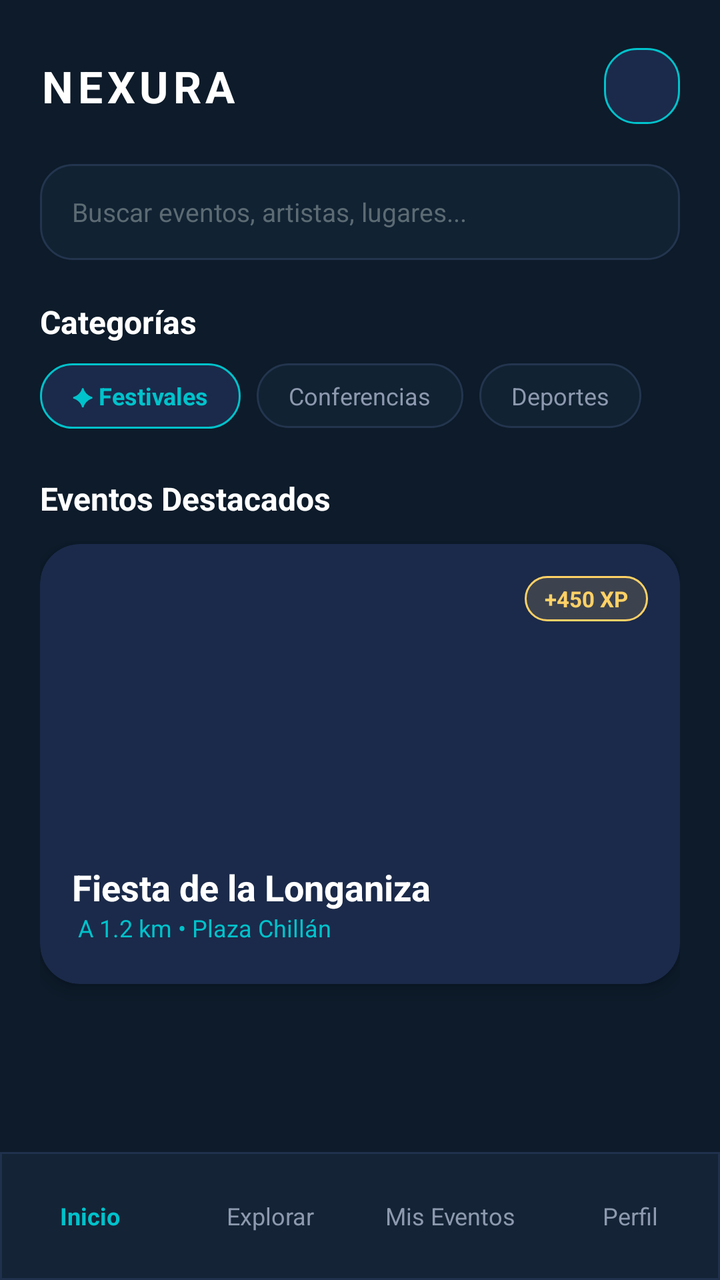
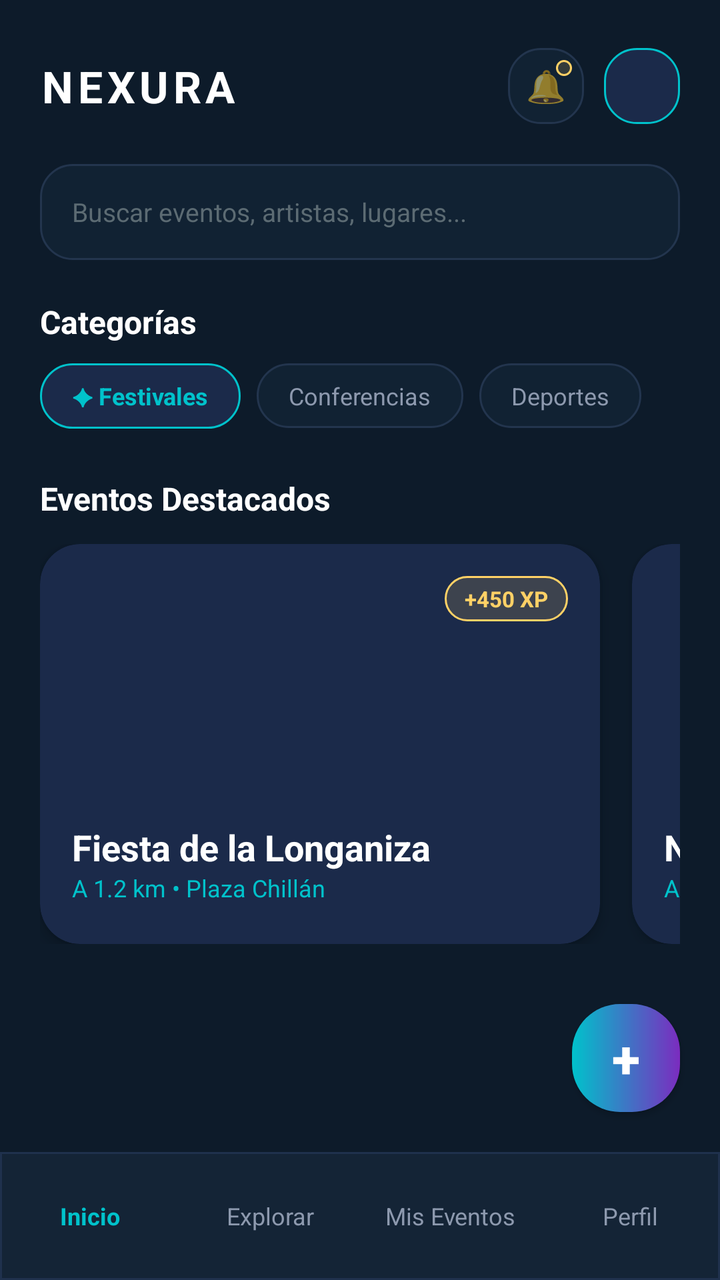

The first picture is an Android layout as it rendered before a commit; the second is the same layout after the commit. The layout source and the unified diff follow.
<!-- AndroidManifest.xml: application theme Theme.Nexura -->
<!-- res/layout/activity_home.xml -->
<?xml version="1.0" encoding="utf-8"?>
<androidx.constraintlayout.widget.ConstraintLayout xmlns:android="http://schemas.android.com/apk/res/android"
    xmlns:app="http://schemas.android.com/apk/res-auto"
    xmlns:tools="http://schemas.android.com/tools"
    android:layout_width="match_parent"
    android:layout_height="match_parent"
    android:background="@color/bg_dark"
    tools:context=".Home">

    
    <androidx.constraintlayout.widget.ConstraintLayout
        android:id="@+id/headerLayout"
        android:layout_width="match_parent"
        android:layout_height="wrap_content"
        android:paddingHorizontal="20dp"
        android:paddingTop="24dp"
        android:paddingBottom="12dp"
        app:layout_constraintTop_toTopOf="parent">

        <TextView
            android:id="@+id/tvHomeLogo"
            android:layout_width="wrap_content"
            android:layout_height="wrap_content"
            android:text="NEXURA"
            android:textColor="@color/text_white"
            android:textSize="22sp"
            android:textStyle="bold"
            android:letterSpacing="0.1"
            app:layout_constraintBottom_toBottomOf="parent"
            app:layout_constraintStart_toStartOf="parent"
            app:layout_constraintTop_toTopOf="parent" />

        <ImageView
            android:id="@+id/ivAvatarHeader"
            android:layout_width="38dp"
            android:layout_height="38dp"
            android:background="@drawable/categoria"
            android:padding="2dp"
            app:layout_constraintBottom_toBottomOf="parent"
            app:layout_constraintEnd_toEndOf="parent"
            app:layout_constraintTop_toTopOf="parent" />
    </androidx.constraintlayout.widget.ConstraintLayout>


    <ScrollView
        android:layout_width="match_parent"
        android:layout_height="0dp"
        android:fillViewport="true"
        app:layout_constraintBottom_toTopOf="@id/bottomNav"
        app:layout_constraintTop_toBottomOf="@id/headerLayout">

        <LinearLayout
            android:layout_width="match_parent"
            android:layout_height="wrap_content"
            android:orientation="vertical"
            android:paddingHorizontal="20dp"
            android:paddingBottom="24dp">

            
            <EditText
                android:id="@+id/etSearch"
                android:layout_width="match_parent"
                android:layout_height="48dp"
                android:layout_marginTop="8dp"
                android:background="@drawable/input"
                android:hint="Buscar eventos, artistas, lugares..."
                android:paddingHorizontal="16dp"
                android:textColor="@color/text_white"
                android:textColorHint="@color/text_hint"
                android:textSize="13sp" />

            
            <TextView
                android:layout_width="wrap_content"
                android:layout_height="wrap_content"
                android:layout_marginTop="20dp"
                android:text="Categorías"
                android:textColor="@color/text_white"
                android:textSize="16sp"
                android:textStyle="bold" />

            <HorizontalScrollView
                android:layout_width="match_parent"
                android:layout_height="wrap_content"
                android:layout_marginTop="10dp"
                android:scrollbars="none">

                <LinearLayout
                    android:layout_width="wrap_content"
                    android:layout_height="wrap_content"
                    android:orientation="horizontal">

                    <TextView
                        android:layout_width="wrap_content"
                        android:layout_height="wrap_content"
                        android:layout_marginEnd="8dp"
                        android:background="@drawable/categoria"
                        android:paddingHorizontal="16dp"
                        android:paddingVertical="8dp"
                        android:text="✦ Festivales"
                        android:textColor="@color/neon_cyan"
                        android:textSize="12sp"
                        android:textStyle="bold" />

                    <TextView
                        android:layout_width="wrap_content"
                        android:layout_height="wrap_content"
                        android:layout_marginEnd="8dp"
                        android:background="@drawable/input"
                        android:paddingHorizontal="16dp"
                        android:paddingVertical="8dp"
                        android:text="Conferencias"
                        android:textColor="@color/text_gray"
                        android:textSize="12sp" />

                    <TextView
                        android:layout_width="wrap_content"
                        android:layout_height="wrap_content"
                        android:background="@drawable/input"
                        android:paddingHorizontal="16dp"
                        android:paddingVertical="8dp"
                        android:text="Deportes"
                        android:textColor="@color/text_gray"
                        android:textSize="12sp" />
                </LinearLayout>
            </HorizontalScrollView>

            <TextView
                android:layout_width="wrap_content"
                android:layout_height="wrap_content"
                android:layout_marginTop="24dp"
                android:text="Eventos Destacados"
                android:textColor="@color/text_white"
                android:textSize="16sp"
                android:textStyle="bold" />

            <androidx.cardview.widget.CardView
                android:id="@+id/cardFeaturedEvent"
                android:layout_width="match_parent"
                android:layout_height="220dp"
                android:layout_marginTop="12dp"
                app:cardBackgroundColor="@color/surface_card"
                app:cardCornerRadius="20dp"
                app:cardElevation="4dp">

                <androidx.constraintlayout.widget.ConstraintLayout
                    android:layout_width="match_parent"
                    android:layout_height="match_parent"
                    android:padding="16dp">

                    
                    <TextView
                        android:id="@+id/tvXpReward"
                        android:layout_width="wrap_content"
                        android:layout_height="wrap_content"
                        android:background="@drawable/badge"
                        android:paddingHorizontal="10dp"
                        android:paddingVertical="4dp"
                        android:text="+450 XP"
                        android:textColor="@color/trophy_gold"
                        android:textSize="11sp"
                        android:textStyle="bold"
                        app:layout_constraintEnd_toEndOf="parent"
                        app:layout_constraintTop_toTopOf="parent" />

                    <TextView
                        android:id="@+id/tvFeaturedTitle"
                        android:layout_width="0dp"
                        android:layout_height="wrap_content"
                        android:text="Fiesta de la Longaniza"
                        android:textColor="@color/text_white"
                        android:textSize="18sp"
                        android:textStyle="bold"
                        app:layout_constraintBottom_toTopOf="@id/tvFeaturedLocation"
                        app:layout_constraintEnd_toEndOf="parent"
                        app:layout_constraintStart_toStartOf="parent" />

                    <TextView
                        android:id="@+id/tvFeaturedLocation"
                        android:layout_width="wrap_content"
                        android:layout_height="wrap_content"
                        android:layout_marginBottom="4dp"
                        android:text=" A 1.2 km • Plaza Chillán"
                        android:textColor="@color/neon_cyan"
                        android:textSize="12sp"
                        app:layout_constraintBottom_toBottomOf="parent"
                        app:layout_constraintStart_toStartOf="parent" />
                </androidx.constraintlayout.widget.ConstraintLayout>
            </androidx.cardview.widget.CardView>

        </LinearLayout>
    </ScrollView>

    
    <LinearLayout
        android:id="@+id/bottomNav"
        android:layout_width="match_parent"
        android:layout_height="64dp"
        android:background="@drawable/nav"
        android:gravity="center"
        android:orientation="horizontal"
        app:layout_constraintBottom_toBottomOf="parent">

        <TextView
            android:layout_width="0dp"
            android:layout_height="wrap_content"
            android:layout_weight="1"
            android:gravity="center"
            android:text="Inicio"
            android:textColor="@color/neon_cyan"
            android:textSize="12sp"
            android:textStyle="bold" />

        <TextView
            android:layout_width="0dp"
            android:layout_height="wrap_content"
            android:layout_weight="1"
            android:gravity="center"
            android:text="Explorar"
            android:textColor="@color/text_gray"
            android:textSize="12sp" />

        <TextView
            android:layout_width="0dp"
            android:layout_height="wrap_content"
            android:layout_weight="1"
            android:gravity="center"
            android:text="Mis Eventos"
            android:textColor="@color/text_gray"
            android:textSize="12sp" />

        <TextView
            android:id="@+id/navProfile"
            android:layout_width="0dp"
            android:layout_height="wrap_content"
            android:layout_weight="1"
            android:gravity="center"
            android:text="Perfil"
            android:textColor="@color/text_gray"
            android:textSize="12sp" />
    </LinearLayout>

</androidx.constraintlayout.widget.ConstraintLayout>
<!-- resources referenced by this layout -->
<resources>
  <color name="bg_dark">#0D1B2A</color>
  <color name="neon_cyan">#00C2CB</color>
  <color name="surface_card">#1B2A4A</color>
  <color name="text_gray">#8D99AE</color>
  <color name="text_hint">#5C6B73</color>
  <color name="text_white">#FFFFFF</color>
  <color name="trophy_gold">#FFD166</color>
  <!-- drawable badge (drawable) -->
  <?xml version="1.0" encoding="utf-8"?>
  <shape xmlns:android="http://schemas.android.com/apk/res/android"
      android:shape="rectangle">
      <solid android:color="#26FFD166" />
      <stroke android:width="1dp" android:color="@color/trophy_gold" />
      <corners android:radius="12dp" />
  </shape>
  <!-- drawable categoria (drawable) -->
  <?xml version="1.0" encoding="utf-8"?>
  <shape xmlns:android="http://schemas.android.com/apk/res/android"
      android:shape="rectangle">
      <solid android:color="@color/surface_card" />
      <stroke android:width="1dp" android:color="@color/neon_cyan" />
      <corners android:radius="16dp" />
  </shape>
  <!-- drawable input (drawable) -->
  <?xml version="1.0" encoding="utf-8"?>
  <shape xmlns:android="http://schemas.android.com/apk/res/android"
      android:shape="rectangle">
      <solid android:color="@color/input_bg" />
      <stroke
          android:width="1dp"
          android:color="#23354E" />
      <corners android:radius="16dp" />
  </shape>
  <!-- drawable nav (drawable) -->
  <?xml version="1.0" encoding="utf-8"?>
  <shape xmlns:android="http://schemas.android.com/apk/res/android"
      android:shape="rectangle">
      <solid android:color="@color/surface_dark" />
      <stroke android:width="1dp" android:color="#1F314D" />
  </shape>
  <style name="Theme.Nexura" parent="Theme.MaterialComponents.DayNight.DarkActionBar">
          
          <item name="colorPrimary">@color/purple_500</item>
          <item name="colorPrimaryVariant">@color/purple_700</item>
          <item name="colorOnPrimary">@color/white</item>
          
          <item name="colorSecondary">@color/teal_200</item>
          <item name="colorSecondaryVariant">@color/teal_700</item>
          <item name="colorOnSecondary">@color/black</item>
          
          <item name="android:statusBarColor">?attr/colorPrimaryVariant</item>
          
      </style>
  <color name="input_bg">#112233</color>
  <color name="surface_dark">#142436</color>
  <color name="purple_500">#FF6200EE</color>
  <color name="purple_700">#FF3700B3</color>
  <color name="white">#FFFFFFFF</color>
  <color name="teal_200">#FF03DAC5</color>
  <color name="teal_700">#FF018786</color>
  <color name="black">#FF000000</color>
</resources>

<!-- the commit's change to res/layout/activity_home.xml (unified diff, before → after) -->
@@ -5,7 +5,7 @@
     android:layout_width="match_parent"
     android:layout_height="match_parent"
     android:background="@color/bg_dark"
-    tools:context=".Home">
+    tools:context=".ui.Home">
 
     
     <androidx.constraintlayout.widget.ConstraintLayout
@@ -21,15 +21,43 @@
             android:id="@+id/tvHomeLogo"
             android:layout_width="wrap_content"
             android:layout_height="wrap_content"
+            android:letterSpacing="0.1"
             android:text="NEXURA"
             android:textColor="@color/text_white"
             android:textSize="22sp"
             android:textStyle="bold"
-            android:letterSpacing="0.1"
             app:layout_constraintBottom_toBottomOf="parent"
             app:layout_constraintStart_toStartOf="parent"
             app:layout_constraintTop_toTopOf="parent" />
 
+        
+        <FrameLayout
+            android:id="@+id/btnNotificationsHeader"
+            android:layout_width="38dp"
+            android:layout_height="38dp"
+            android:layout_marginEnd="10dp"
+            android:background="@drawable/input"
+            app:layout_constraintBottom_toBottomOf="parent"
+            app:layout_constraintEnd_toStartOf="@id/ivAvatarHeader"
+            app:layout_constraintTop_toTopOf="parent">
+
+            <TextView
+                android:layout_width="wrap_content"
+                android:layout_height="wrap_content"
+                android:layout_gravity="center"
+                android:text="🔔"
+                android:textSize="16sp" />
+
+            <View
+                android:layout_width="8dp"
+                android:layout_height="8dp"
+                android:layout_gravity="top|end"
+                android:layout_marginTop="6dp"
+                android:layout_marginEnd="6dp"
+                android:background="@drawable/badge" />
+        </FrameLayout>
+
+        
         <ImageView
             android:id="@+id/ivAvatarHeader"
             android:layout_width="38dp"
@@ -41,7 +69,7 @@
             app:layout_constraintTop_toTopOf="parent" />
     </androidx.constraintlayout.widget.ConstraintLayout>
 
-
+    
     <ScrollView
         android:layout_width="match_parent"
         android:layout_height="0dp"
@@ -54,7 +82,7 @@
             android:layout_height="wrap_content"
             android:orientation="vertical"
             android:paddingHorizontal="20dp"
-            android:paddingBottom="24dp">
+            android:paddingBottom="80dp">
 
             
             <EditText
@@ -91,6 +119,7 @@
                     android:orientation="horizontal">
 
                     <TextView
+                        android:id="@+id/chipFestivales"
                         android:layout_width="wrap_content"
                         android:layout_height="wrap_content"
                         android:layout_marginEnd="8dp"
@@ -103,6 +132,7 @@
                         android:textStyle="bold" />
 
                     <TextView
+                        android:id="@+id/chipConferencias"
                         android:layout_width="wrap_content"
                         android:layout_height="wrap_content"
                         android:layout_marginEnd="8dp"
@@ -114,6 +144,7 @@
                         android:textSize="12sp" />
 
                     <TextView
+                        android:id="@+id/chipDeportes"
                         android:layout_width="wrap_content"
                         android:layout_height="wrap_content"
                         android:background="@drawable/input"
@@ -125,6 +156,7 @@
                 </LinearLayout>
             </HorizontalScrollView>
 
+            
             <TextView
                 android:layout_width="wrap_content"
                 android:layout_height="wrap_content"
@@ -134,62 +166,198 @@
                 android:textSize="16sp"
                 android:textStyle="bold" />
 
-            <androidx.cardview.widget.CardView
-                android:id="@+id/cardFeaturedEvent"
+            
+            <HorizontalScrollView
                 android:layout_width="match_parent"
-                android:layout_height="220dp"
+                android:layout_height="wrap_content"
                 android:layout_marginTop="12dp"
-                app:cardBackgroundColor="@color/surface_card"
-                app:cardCornerRadius="20dp"
-                app:cardElevation="4dp">
-
-                <androidx.constraintlayout.widget.ConstraintLayout
-                    android:layout_width="match_parent"
-                    android:layout_height="match_parent"
-                    android:padding="16dp">
+                android:clipToPadding="false"
+                android:scrollbars="none">
+
+                <LinearLayout
+                    android:layout_width="wrap_content"
+                    android:layout_height="wrap_content"
+                    android:orientation="horizontal">
 
                     
-                    <TextView
-                        android:id="@+id/tvXpReward"
-                        android:layout_width="wrap_content"
-                        android:layout_height="wrap_content"
-                        android:background="@drawable/badge"
-                        android:paddingHorizontal="10dp"
-                        android:paddingVertical="4dp"
-                        android:text="+450 XP"
-                        android:textColor="@color/trophy_gold"
-                        android:textSize="11sp"
-                        android:textStyle="bold"
-                        app:layout_constraintEnd_toEndOf="parent"
-                        app:layout_constraintTop_toTopOf="parent" />
-
-                    <TextView
-                        android:id="@+id/tvFeaturedTitle"
-                        android:layout_width="0dp"
-                        android:layout_height="wrap_content"
-                        android:text="Fiesta de la Longaniza"
-                        android:textColor="@color/text_white"
-                        android:textSize="18sp"
-                        android:textStyle="bold"
-                        app:layout_constraintBottom_toTopOf="@id/tvFeaturedLocation"
-                        app:layout_constraintEnd_toEndOf="parent"
-                        app:layout_constraintStart_toStartOf="parent" />
-
-                    <TextView
-                        android:id="@+id/tvFeaturedLocation"
-                        android:layout_width="wrap_content"
-                        android:layout_height="wrap_content"
-                        android:layout_marginBottom="4dp"
-                        android:text=" A 1.2 km • Plaza Chillán"
-                        android:textColor="@color/neon_cyan"
-                        android:textSize="12sp"
-                        app:layout_constraintBottom_toBottomOf="parent"
-                        app:layout_constraintStart_toStartOf="parent" />
-                </androidx.constraintlayout.widget.ConstraintLayout>
-            </androidx.cardview.widget.CardView>
+                    <androidx.cardview.widget.CardView
+                        android:id="@+id/cardFeaturedEvent1"
+                        android:layout_width="280dp"
+                        android:layout_height="200dp"
+                        android:layout_marginEnd="16dp"
+                        app:cardBackgroundColor="@color/surface_card"
+                        app:cardCornerRadius="20dp"
+                        app:cardElevation="4dp">
+
+                        <androidx.constraintlayout.widget.ConstraintLayout
+                            android:layout_width="match_parent"
+                            android:layout_height="match_parent"
+                            android:padding="16dp">
+
+                            <TextView
+                                android:layout_width="wrap_content"
+                                android:layout_height="wrap_content"
+                                android:background="@drawable/badge"
+                                android:paddingHorizontal="10dp"
+                                android:paddingVertical="4dp"
+                                android:text="+450 XP"
+                                android:textColor="@color/trophy_gold"
+                                android:textSize="11sp"
+                                android:textStyle="bold"
+                                app:layout_constraintEnd_toEndOf="parent"
+                                app:layout_constraintTop_toTopOf="parent" />
+
+                            <TextView
+                                android:id="@+id/tvTitle1"
+                                android:layout_width="0dp"
+                                android:layout_height="wrap_content"
+                                android:text="Fiesta de la Longaniza"
+                                android:textColor="@color/text_white"
+                                android:textSize="18sp"
+                                android:textStyle="bold"
+                                app:layout_constraintBottom_toTopOf="@id/tvLoc1"
+                                app:layout_constraintEnd_toEndOf="parent"
+                                app:layout_constraintStart_toStartOf="parent" />
+
+                            <TextView
+                                android:id="@+id/tvLoc1"
+                                android:layout_width="wrap_content"
+                                android:layout_height="wrap_content"
+                                android:layout_marginBottom="4dp"
+                                android:text="A 1.2 km • Plaza Chillán"
+                                android:textColor="@color/neon_cyan"
+                                android:textSize="12sp"
+                                app:layout_constraintBottom_toBottomOf="parent"
+                                app:layout_constraintStart_toStartOf="parent" />
+                        </androidx.constraintlayout.widget.ConstraintLayout>
+                    </androidx.cardview.widget.CardView>
+
+                    
+                    <androidx.cardview.widget.CardView
+                        android:id="@+id/cardFeaturedEvent2"
+                        android:layout_width="280dp"
+                        android:layout_height="200dp"
+                        android:layout_marginEnd="16dp"
+                        app:cardBackgroundColor="@color/surface_card"
+                        app:cardCornerRadius="20dp"
+                        app:cardElevation="4dp">
+
+                        <androidx.constraintlayout.widget.ConstraintLayout
+                            android:layout_width="match_parent"
+                            android:layout_height="match_parent"
+                            android:padding="16dp">
+
+                            <TextView
+                                android:layout_width="wrap_content"
+                                android:layout_height="wrap_content"
+                                android:background="@drawable/badge"
+                                android:paddingHorizontal="10dp"
+                                android:paddingVertical="4dp"
+                                android:text="+600 XP"
+                                android:textColor="@color/trophy_gold"
+                                android:textSize="11sp"
+                                android:textStyle="bold"
+                                app:layout_constraintEnd_toEndOf="parent"
+                                app:layout_constraintTop_toTopOf="parent" />
+
+                            <TextView
+                                android:id="@+id/tvTitle2"
+                                android:layout_width="0dp"
+                                android:layout_height="wrap_content"
+                                android:text="Neon Beats Festival"
+                                android:textColor="@color/text_white"
+                                android:textSize="18sp"
+                                android:textStyle="bold"
+                                app:layout_constraintBottom_toTopOf="@id/tvLoc2"
+                                app:layout_constraintEnd_toEndOf="parent"
+                                app:layout_constraintStart_toStartOf="parent" />
+
+                            <TextView
+                                android:id="@+id/tvLoc2"
+                                android:layout_width="wrap_content"
+                                android:layout_height="wrap_content"
+                                android:layout_marginBottom="4dp"
+                                android:text="A 3.5 km • Parque Central"
+                                android:textColor="@color/neon_cyan"
+                                android:textSize="12sp"
+                                app:layout_constraintBottom_toBottomOf="parent"
+                                app:layout_constraintStart_toStartOf="parent" />
+                        </androidx.constraintlayout.widget.ConstraintLayout>
+                    </androidx.cardview.widget.CardView>
+
+                    
+                    <androidx.cardview.widget.CardView
+                        android:id="@+id/cardFeaturedEvent3"
+                        android:layout_width="280dp"
+                        android:layout_height="200dp"
+                        android:layout_marginEnd="8dp"
+                        app:cardBackgroundColor="@color/surface_card"
+                        app:cardCornerRadius="20dp"
+                        app:cardElevation="4dp">
+
+                        <androidx.constraintlayout.widget.ConstraintLayout
+                            android:layout_width="match_parent"
+                            android:layout_height="match_parent"
+                            android:padding="16dp">
+
+                            <TextView
+                                android:layout_width="wrap_content"
+                                android:layout_height="wrap_content"
+                                android:background="@drawable/badge"
+                                android:paddingHorizontal="10dp"
+                                android:paddingVertical="4dp"
+                                android:text="+800 XP"
+                                android:textColor="@color/trophy_gold"
+                                android:textSize="11sp"
+                                android:textStyle="bold"
+                                app:layout_constraintEnd_toEndOf="parent"
+                                app:layout_constraintTop_toTopOf="parent" />
+
+                            <TextView
+                                android:id="@+id/tvTitle3"
+                                android:layout_width="0dp"
+                                android:layout_height="wrap_content"
+                                android:text="Nexura Gaming Fest"
+                                android:textColor="@color/text_white"
+                                android:textSize="18sp"
+                                android:textStyle="bold"
+                                app:layout_constraintBottom_toTopOf="@id/tvLoc3"
+                                app:layout_constraintEnd_toEndOf="parent"
+                                app:layout_constraintStart_toStartOf="parent" />
+
+                            <TextView
+                                android:id="@+id/tvLoc3"
+                                android:layout_width="wrap_content"
+                                android:layout_height="wrap_content"
+                                android:layout_marginBottom="4dp"
+                                android:text="A 0.8 km • Polideportivo"
+                                android:textColor="@color/neon_cyan"
+                                android:textSize="12sp"
+                                app:layout_constraintBottom_toBottomOf="parent"
+                                app:layout_constraintStart_toStartOf="parent" />
+                        </androidx.constraintlayout.widget.ConstraintLayout>
+                    </androidx.cardview.widget.CardView>
+
+                </LinearLayout>
+            </HorizontalScrollView>
 
         </LinearLayout>
     </ScrollView>
+
+    
+    <androidx.appcompat.widget.AppCompatButton
+        android:id="@+id/btnCreateEvent"
+        android:layout_width="54dp"
+        android:layout_height="54dp"
+        android:layout_marginEnd="20dp"
+        android:layout_marginBottom="20dp"
+        android:background="@drawable/boton_gradiante"
+        android:text="+"
+        android:textColor="@color/text_white"
+        android:textSize="26sp"
+        android:textStyle="bold"
+        app:layout_constraintBottom_toTopOf="@id/bottomNav"
+        app:layout_constraintEnd_toEndOf="parent" />
 
     
     <LinearLayout
@@ -202,6 +370,7 @@
         app:layout_constraintBottom_toBottomOf="parent">
 
         <TextView
+            android:id="@+id/navHome"
             android:layout_width="0dp"
             android:layout_height="wrap_content"
             android:layout_weight="1"
@@ -212,6 +381,7 @@
             android:textStyle="bold" />
 
         <TextView
+            android:id="@+id/navExplore"
             android:layout_width="0dp"
             android:layout_height="wrap_content"
             android:layout_weight="1"
@@ -221,6 +391,7 @@
             android:textSize="12sp" />
 
         <TextView
+            android:id="@+id/navMyEvents"
             android:layout_width="0dp"
             android:layout_height="wrap_content"
             android:layout_weight="1"
<!-- resource entries referenced after the edit -->
@@ -14,6 +14,16 @@
       <solid android:color="#26FFD166" />
       <stroke android:width="1dp" android:color="@color/trophy_gold" />
       <corners android:radius="12dp" />
+  </shape>
+  <!-- drawable boton_gradiante (drawable) -->
+  <?xml version="1.0" encoding="utf-8"?>
+  <shape xmlns:android="http://schemas.android.com/apk/res/android"
+      android:shape="rectangle">
+      <gradient
+          android:startColor="#00C2CB"
+          android:endColor="#7B2CBF"
+          android:angle="0" />
+      <corners android:radius="24dp" />
   </shape>
   <!-- drawable categoria (drawable) -->
   <?xml version="1.0" encoding="utf-8"?>
